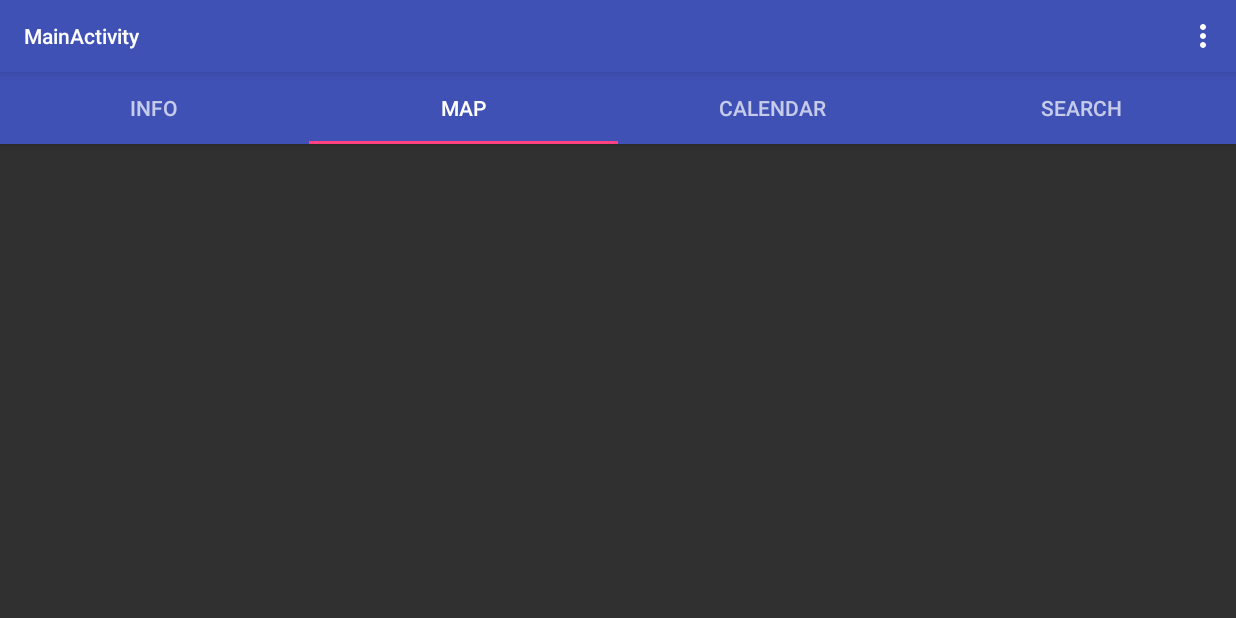
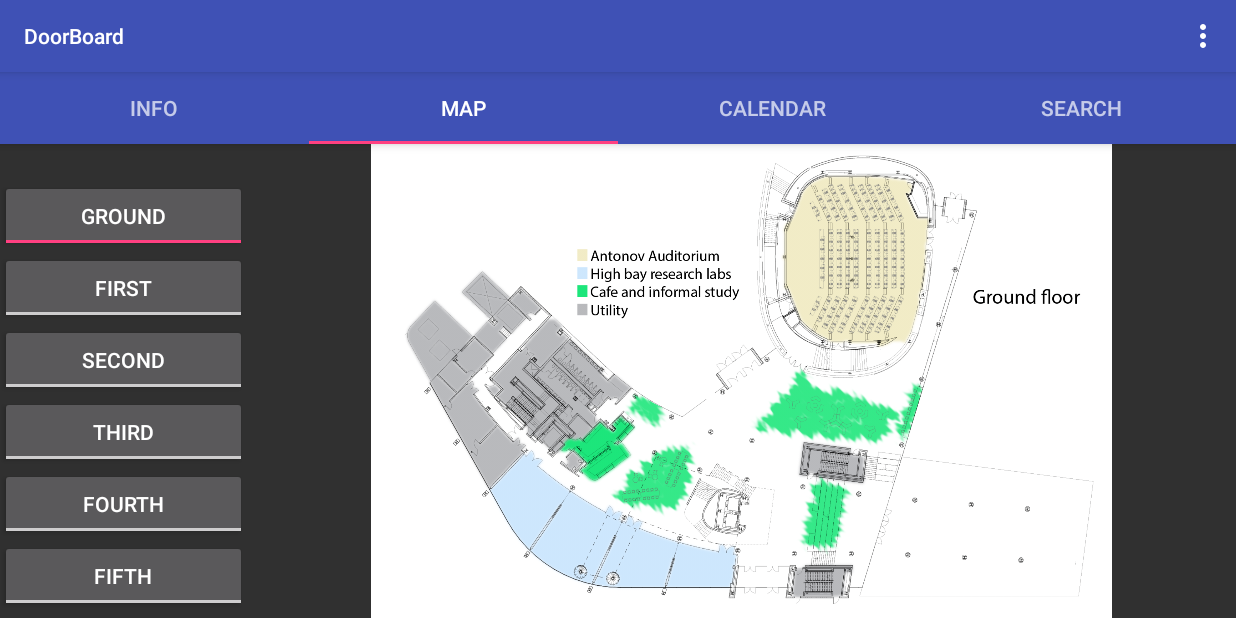
Before and after one commit to patelch/DoorboardTablet, an Android app: the screen it shows after launch (MainActivity), tab 2 chosen, on a phone screen of 824 x 412 dp (held sideways). Run offline under Robolectric (Android 15) with nearby library versions, the phone set to English and light mode, and no system bars.

Commit message:
Map and Search
Basic map and search tabs

```diff
--- a/app/src/main/AndroidManifest.xml
+++ b/app/src/main/AndroidManifest.xml
@@ -10,7 +10,7 @@
         android:theme="@style/AppTheme">
         <activity
             android:name=".MainActivity"
-            android:label="@string/title_activity_main"
+            android:label="DoorBoard"
             android:screenOrientation="landscape">
             <intent-filter>
                 <action android:name="android.intent.action.MAIN" />
--- /dev/null
+++ b/app/src/main/java/com/doorboard3/doorboardtablet/MapFragment.java
@@ -0,0 +1,125 @@
+package com.doorboard3.doorboardtablet;
+
+import android.content.Context;
+import android.net.Uri;
+import android.os.Bundle;
+import android.support.annotation.IdRes;
+import android.support.v4.app.Fragment;
+import android.view.LayoutInflater;
+import android.view.View;
+import android.view.ViewGroup;
+import android.widget.Button;
+import android.widget.ImageView;
+import android.widget.RadioGroup;
+import android.widget.ToggleButton;
+
+public class MapFragment extends Fragment {
+
+    private RadioGroup floorToggle;
+    private ToggleButton floorG;
+    private ToggleButton floor1;
+    private ToggleButton floor2;
+    private ToggleButton floor3;
+    private ToggleButton floor4;
+    private ToggleButton floor5;
+    private ImageView floorMap;
+
+    private OnFragmentInteractionListener mListener;
+
+    public MapFragment() {
+        // Required empty public constructor
+    }
+
+//
+//    public static MapFragment newInstance(String param1, String param2) {
+//        MapFragment fragment = new MapFragment();
+//        Bundle args = new Bundle();
+////        args.putString(ARG_PARAM1, param1);
+////        args.putString(ARG_PARAM2, param2);
+//        fragment.setArguments(args);
+//        return fragment;
+//    }
+
+    @Override
+    public void onCreate(Bundle savedInstanceState) {
+        super.onCreate(savedInstanceState);
+
+    }
+
+    static final RadioGroup.OnCheckedChangeListener ToggleListener = new RadioGroup.OnCheckedChangeListener() {
+        @Override
+        public void onCheckedChanged(final RadioGroup radioGroup, final int i) {
+            for (int j = 0; j < radioGroup.getChildCount(); j++) {
+                final ToggleButton view = (ToggleButton) radioGroup.getChildAt(j);
+                view.setChecked(view.getId() == i);
+            }
+        }
+    };
+
+    @Override
+    public View onCreateView(LayoutInflater inflater, ViewGroup container,
+                             Bundle savedInstanceState) {
+        // Inflate the layout for this fragment
+        View view = inflater.inflate(R.layout.fragment_map, container, false);
+
+        floorG = (ToggleButton) view.findViewById(R.id.floor_g);
+        floor1 = (ToggleButton) view.findViewById(R.id.floor_1);
+        floor2 = (ToggleButton) view.findViewById(R.id.floor_2);
+        floor3 = (ToggleButton) view.findViewById(R.id.floor_3);
+        floor4 = (ToggleButton) view.findViewById(R.id.floor_4);
+        floor5 = (ToggleButton) view.findViewById(R.id.floor_5);
+
+        floorToggle = (RadioGroup) view.findViewById(R.id.floor_toggle);
+        floorToggle.setOnCheckedChangeListener(ToggleListener);
+
+        floorMap = (ImageView) view.findViewById(R.id.floor_map);
+
+        // TODO: change based on which floor the board is on
+        floorG.setChecked(true);
+        floorMap.setImageResource(R.drawable.ground_floor);
+
+        return view;
+
+    }
+
+
+
+//    // TODO: Rename method, update argument and hook method into UI event
+//    public void onButtonPressed(Uri uri) {
+//        if (mListener != null) {
+//            mListener.onFragmentInteraction(uri);
+//        }
+//    }
+
+//    @Override
+//    public void onAttach(Context context) {
+//        super.onAttach(context);
+//        if (context instanceof OnFragmentInteractionListener) {
+//            mListener = (OnFragmentInteractionListener) context;
+//        } else {
+//            throw new RuntimeException(context.toString()
+//                    + " must implement OnFragmentInteractionListener");
+//        }
+//    }
+//
+//    @Override
+//    public void onDetach() {
+//        super.onDetach();
+//        mListener = null;
+//    }
+
+    /**
+     * This interface must be implemented by activities that contain this
+     * fragment to allow an interaction in this fragment to be communicated
+     * to the activity and potentially other fragments contained in that
+     * activity.
+     * <p>
+     * See the Android Training lesson <a href=
+     * "http://developer.android.com/training/basics/fragments/communicating.html"
+     * >Communicating with Other Fragments</a> for more information.
+     */
+//    public interface OnFragmentInteractionListener {
+//        // TODO: Update argument type and name
+//        void onFragmentInteraction(Uri uri);
+//    }
+}
--- a/app/src/main/res/layout/fragment_info.xml
+++ b/app/src/main/res/layout/fragment_info.xml
@@ -10,4 +10,5 @@
         android:layout_height="match_parent"
         android:text="@string/hello_blank_fragment" />
 
+
 </FrameLayout>
--- /dev/null
+++ b/app/src/main/res/layout/fragment_map.xml
@@ -0,0 +1,86 @@
+<FrameLayout xmlns:android="http://schemas.android.com/apk/res/android"
+    xmlns:app="http://schemas.android.com/apk/res-auto"
+    xmlns:tools="http://schemas.android.com/tools"
+    android:layout_width="match_parent"
+    android:layout_height="match_parent"
+    tools:context="com.doorboard3.doorboardtablet.MapFragment">
+
+
+    <LinearLayout
+        android:layout_width="match_parent"
+        android:layout_height="match_parent"
+        android:orientation="horizontal">
+
+        <RadioGroup
+            android:id="@+id/floor_toggle"
+            android:layout_width="0dp"
+            android:layout_height="match_parent"
+            android:layout_marginTop="24dp"
+            android:layout_weight="1"
+            android:orientation="vertical">
+
+            <ToggleButton
+                android:id="@+id/floor_g"
+                android:layout_width="match_parent"
+                android:layout_height="wrap_content"
+                android:onClick="onFloorToggle"
+                android:text="Ground"
+                android:textOff="Ground"
+                android:textOn="Ground" />
+
+            <ToggleButton
+                android:id="@+id/floor_1"
+                android:layout_width="match_parent"
+                android:layout_height="wrap_content"
+                android:onClick="onFloorToggle"
+                android:text="First"
+                android:textOff="First"
+                android:textOn="First" />
+
+            <ToggleButton
+                android:id="@+id/floor_2"
+                android:layout_width="match_parent"
+                android:layout_height="wrap_content"
+                android:onClick="onFloorToggle"
+                android:text="Second"
+                android:textOff="Second"
+                android:textOn="Second" />
+
+            <ToggleButton
+                android:id="@+id/floor_3"
+                android:layout_width="match_parent"
+                android:layout_height="wrap_content"
+                android:onClick="onFloorToggle"
+                android:text="Third"
+                android:textOff="Third"
+                android:textOn="Third" />
+
+            <ToggleButton
+                android:id="@+id/floor_4"
+                android:layout_width="match_parent"
+                android:layout_height="wrap_content"
+                android:onClick="onFloorToggle"
+                android:text="Fourth"
+                android:textOff="Fourth"
+                android:textOn="Fourth" />
+
+            <ToggleButton
+                android:id="@+id/floor_5"
+                android:layout_width="match_parent"
+                android:layout_height="wrap_content"
+                android:onClick="onFloorToggle"
+                android:text="Fifth"
+                android:textOff="Fifth"
+                android:textOn="Fifth" />
+        </RadioGroup>
+
+        <ImageView
+            android:id="@+id/floor_map"
+            android:layout_width="0dp"
+            android:layout_height="wrap_content"
+            android:layout_weight="4"
+            app:srcCompat="@color/cardview_dark_background" />
+    </LinearLayout>
+
+
+</FrameLayout>
--- a/app/src/main/res/values/strings.xml
+++ b/app/src/main/res/values/strings.xml
@@ -6,4 +6,5 @@
 
     <!-- TODO: Remove or change this placeholder text -->
     <string name="hello_blank_fragment">Hello blank fragment</string>
+    <string name="title_activity_search">SearchActivity</string>
 </resources>
--- /dev/null
+++ b/app/src/main/res/xml/searchable.xml
@@ -0,0 +1,5 @@
+<?xml version="1.0" encoding="utf-8"?>
+<searchable xmlns:android="http://schemas.android.com/apk/res/android"
+    android:label="DoorBoard"
+    android:hint="Search names or room numbers" >
+</searchable>
```
Also changed, not shown: app/build.gradle (+8 -6 lines), app/src/main/java/com/doorboard3/doorboardtablet/MainActivity.java (+25 -4 lines), app/src/main/java/com/doorboard3/doorboardtablet/RoomOwner.java (added, +41 -0 lines), app/src/main/java/com/doorboard3/doorboardtablet/SearchAdapter.java (added, +105 -0 lines), app/src/main/java/com/doorboard3/doorboardtablet/SearchFragment.java (added, +149 -0 lines), app/src/main/res/layout/fragment_search.xml (added, +24 -0 lines), app/src/main/res/layout/info_dialog.xml (added, +76 -0 lines), app/src/main/res/layout/search_item.xml (added, +20 -0 lines), app/src/main/res/drawable/first_floor.png (added), app/src/main/res/drawable/ground_floor.png (added), app/src/main/res/drawable/upper_floor.png (added), app/src/main/res/drawable/user.png (added).
